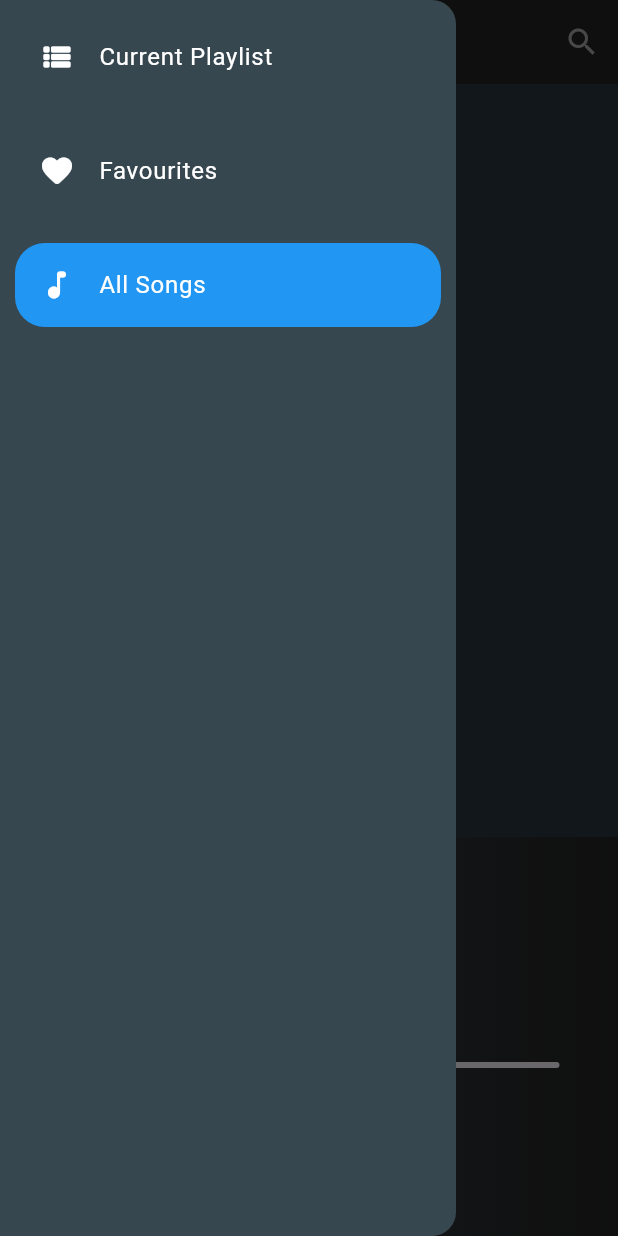
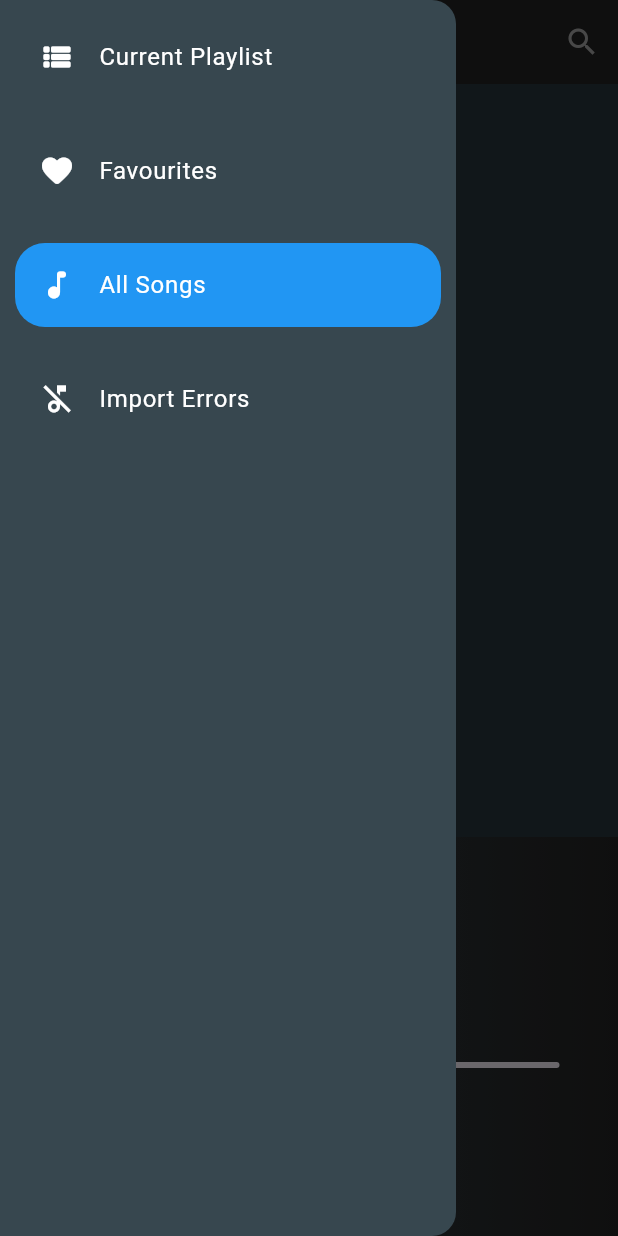
Before and after one commit to AyanDas-99/Soundbox---Music-player-for-linux, a Flutter app: the screen it shows after launch, after a tap on the "play arrow" icon, after a tap on the "arrow forward ios" icon, after a tap on "All Songs", on a phone screen of 412 x 824 dp. Run offline on Flutter 3.47's test engine with Material 3 defaults, Android fonts, the light colour scheme and no system bars; our stand-ins replace audioplayers, flutter_hooks, glob, hooks_riverpod, riverpod_annotation, shared_preferences; missing offline and left inert: audio_metadata_reader, mini_music_visualizer, split_view; generated files the repository leaves out were written again.

Commit message:
Feat: add music_test to test songs after music_list loads
Feat: add mini music visualizer to indicate which song is playing

```diff
--- /dev/null
+++ b/lib/state/music_test.dart
@@ -0,0 +1,43 @@
+import 'dart:io';
+import 'package:audioplayers/audioplayers.dart';
+import 'package:hooks_riverpod/hooks_riverpod.dart';
+import 'package:riverpod_annotation/riverpod_annotation.dart';
+import 'package:soundbox/state/error_list.dart';
+import 'package:soundbox/state/music_list.dart';
+import 'dart:developer' as dev;
+
+import 'package:soundbox/state/playlist.dart';
+
+part 'music_test.g.dart';
+
+@riverpod
+Future<void> musicTest(Ref ref) async {
+  final audioPlayer = AudioPlayer();
+  final allMusic = ref.read(musicListProvider);
+  // audioPlayer.onLog.listen((String log) => dev.log(log), onError: (e, st) {
+  //   // On error
+  //   dev.log('Music Test error');
+  //   dev.log(e);
+  //   // ref.read(musicListProvider.notifier).remove(path);
+  // });
+  dev.log('Music test run');
+  for (var path in allMusic) {
+    // dev.log('Testing $path');
+    // Step 1: Check if the file exists
+    final source = BytesSource(File(path).readAsBytesSync());
+
+    if (source.bytes.isEmpty) {
+      dev.log('File does not exist at $path');
+      ref.read(musicListProvider.notifier).remove(path);
+      ref.read(errorListProvider.notifier).add(path);
+      ref.read(playlistProvider.notifier).populate();
+    } else {
+      //Error listener for audioplayer
+      // Step 2: Attempt to load the file with AudioPlayer
+      await source.setOnPlayer(audioPlayer);
+      audioPlayer.release();
+    }
+  }
+
+  await audioPlayer.dispose();
+}
--- a/lib/view/detailed_screen.dart
+++ b/lib/view/detailed_screen.dart
@@ -4,6 +4,7 @@ import 'dart:math';
 import 'dart:typed_data';
 import 'package:audio_metadata_reader/audio_metadata_reader.dart';
 import 'package:audioplayers/audioplayers.dart';
+import 'package:flutter/cupertino.dart';
 import 'package:flutter/material.dart';
 import 'package:soundbox/state/audio_player_provider.dart';
 import 'package:soundbox/state/current_playing_controller.dart';
@@ -91,7 +92,6 @@ class _DetailedScreenState extends ConsumerState<DetailedScreen> {
   @override
   Widget build(BuildContext context) {
     final currentSong = ref.watch(currentPlayingControllerProvider);
-    print('build.');
     useEffect(() {
       getCover();
       return null;
@@ -122,8 +122,8 @@ class _DetailedScreenState extends ConsumerState<DetailedScreen> {
             backgroundColor: Colors.transparent,
             leading: IconButton(
               icon: const Icon(
-                Icons.arrow_downward,
-                color: Colors.white,
+                CupertinoIcons.chevron_down,
+                color: Colors.grey,
               ),
               onPressed: () {
                 Navigator.of(context).pop();
--- a/lib/view/page_controller_screen.dart
+++ b/lib/view/page_controller_screen.dart
@@ -1,6 +1,7 @@
 import 'package:flutter/material.dart';
 import 'package:soundbox/state/music_list.dart';
 import 'package:soundbox/view/components/nav_button.dart';
+import 'package:soundbox/view/error_list_screen.dart';
 import 'package:soundbox/view/favourites_screen.dart';
 import 'package:soundbox/view/music_controls_widget.dart';
 import 'package:soundbox/view/music_list_screen.dart';
@@ -21,6 +22,7 @@ class _PageControllerScreenState extends ConsumerState<PageControllerScreen> {
     const PlaylistScreen(),
     const FavouritesScreen(),
     const MusicListScreen(),
+    const ErrorListScreen(),
   ];
 
   int currentScreen = 0;
@@ -99,7 +101,7 @@ class _PageControllerScreenState extends ConsumerState<PageControllerScreen> {
                   ),
                   NavButton(
                     icon: const Icon(Icons.favorite_rounded),
-                    selected: currentScreen == 0,
+                    selected: currentScreen == 1,
                     text: 'Favourites',
                     onPress: () {
                       setState(() {
@@ -114,6 +116,15 @@ class _PageControllerScreenState extends ConsumerState<PageControllerScreen> {
                       onPress: () {
                         setState(() {
                           currentScreen = 2;
+                        });
+                      }),
+                  NavButton(
+                      icon: const Icon(Icons.music_off_outlined),
+                      selected: currentScreen == 3,
+                      text: 'Import Errors',
+                      onPress: () {
+                        setState(() {
+                          currentScreen = 3;
                         });
                       }),
                 ],
@@ -163,6 +174,15 @@ class _PageControllerScreenState extends ConsumerState<PageControllerScreen> {
                                     onPress: () {
                                       setState(() {
                                         currentScreen = 2;
+                                      });
+                                    }),
+                                NavButton(
+                                    icon: const Icon(Icons.music_off_outlined),
+                                    selected: currentScreen == 3,
+                                    text: 'Import Errors',
+                                    onPress: () {
+                                      setState(() {
+                                        currentScreen = 3;
                                       });
                                     }),
                               ],
--- a/pubspec.yaml
+++ b/pubspec.yaml
@@ -45,6 +45,7 @@ dependencies:
   hooks_riverpod: ^2.6.1
   flutter_hooks: ^0.20.5
   shared_preferences: ^2.3.2
+  mini_music_visualizer: ^1.1.4
 
 dev_dependencies:
   flutter_test:
```
Also changed, not shown: lib/state/error_list.dart (added, +34 -0 lines), lib/state/music_list.dart (+12 -2 lines), lib/view/components/playlist_music_tile.dart (+47 -18 lines), lib/view/error_list_screen.dart (added, +105 -0 lines), lib/state/current_playing_controller.g.dart, lib/state/error_list.g.dart, lib/state/music_list.g.dart, pubspec.lock, 3 other files.
